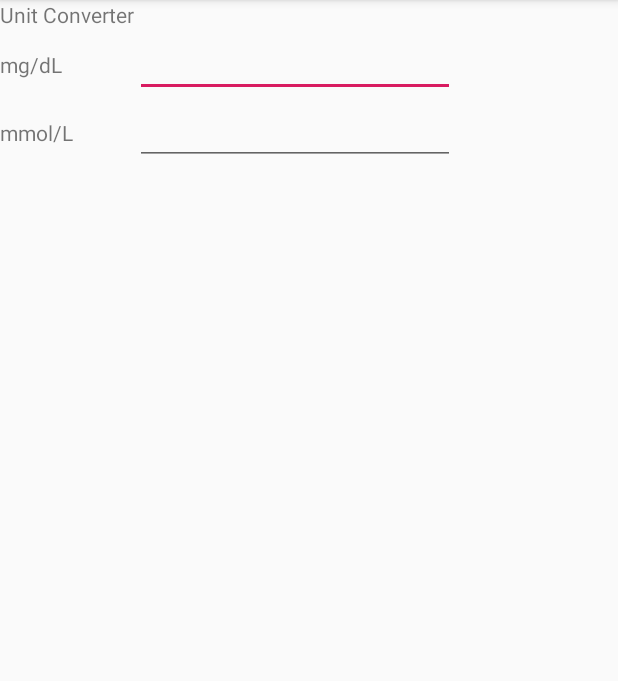
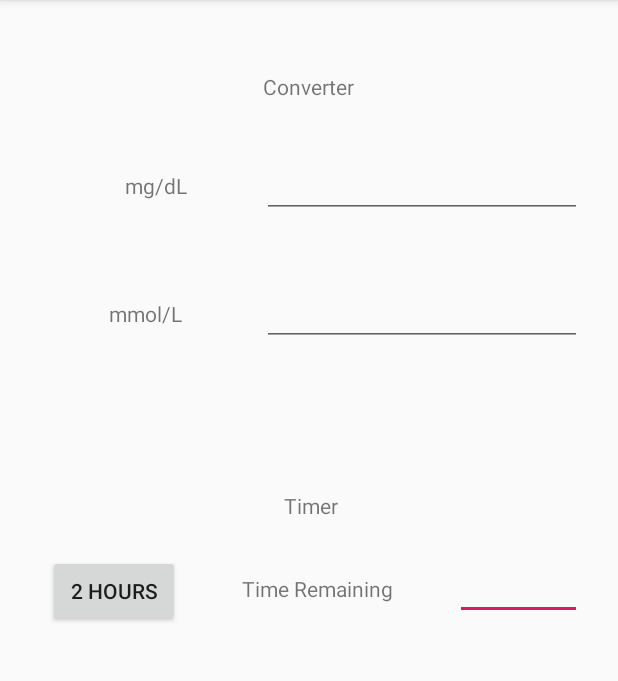
Before and after one commit to MotorMike/DiabetesCalculator, an Android app: the screen it shows after launch (MainActivity), on a phone screen of 412 x 824 dp, the part 84-765 px from its top. Run offline under Robolectric (Android 15) with nearby library versions, the phone set to English and light mode, and no system bars.

Commit message:
changing layout to constraint based, added sample function for setiing of timer

```diff
--- a/src/app/src/main/java/com/example/diabetescalculator/MainActivity.kt
+++ b/src/app/src/main/java/com/example/diabetescalculator/MainActivity.kt
@@ -5,6 +5,7 @@ import android.os.Bundle
 import android.text.Editable
 import android.text.TextWatcher
 import android.view.KeyEvent
+import android.view.View
 import android.widget.Button
 import android.widget.TextView
 import android.widget.Toast
@@ -19,6 +20,7 @@ class MainActivity : AppCompatActivity() {
 
     lateinit var mgInput: EditText
     lateinit var mmlInput: EditText
+    lateinit var startTimerBtn: Button
 
     override fun onCreate(savedInstanceState: Bundle?) {
         super.onCreate(savedInstanceState)
@@ -26,6 +28,7 @@ class MainActivity : AppCompatActivity() {
 
         mgInput = findViewById<EditText>(R.id.mgInput)
         mmlInput = findViewById<EditText>(R.id.mmlInput)
+        startTimerBtn = findViewById(R.id.timerStartBtn)
 
         mgInput.setOnClickListener {
             convert("fromMg")
@@ -33,16 +36,24 @@ class MainActivity : AppCompatActivity() {
         mmlInput.setOnClickListener {
             convert("fromMml")
         }
+        startTimerBtn.setOnClickListener {
+            startTimer();
+        }
 
     }
 
     private fun convert(direction: String) {
         if (direction == "fromMg") {
             val value = mgInput.text.toString().toFloat() / 18
-            mmlInput.setText( value.toString())
+            mmlInput.setText(value.toString())
         } else {
             val value = mmlInput.text.toString().toFloat() * 18
-            mgInput.setText( value.toString())
+            mgInput.setText(value.toString())
         }
     }
+
+    private fun startTimer() {
+        var timeView = findViewById<EditText>(R.id.timeRemainingView)
+        timeView.setText("15");
+    }
 }
--- a/src/app/src/main/res/layout/activity_main.xml
+++ b/src/app/src/main/res/layout/activity_main.xml
@@ -1,70 +1,115 @@
 <?xml version="1.0" encoding="utf-8"?>
-<androidx.constraintlayout.widget.ConstraintLayout
-        xmlns:android="http://schemas.android.com/apk/res/android"
+<androidx.constraintlayout.widget.ConstraintLayout xmlns:android="http://schemas.android.com/apk/res/android"
+        xmlns:app="http://schemas.android.com/apk/res-auto"
         xmlns:tools="http://schemas.android.com/tools"
-        xmlns:app="http://schemas.android.com/apk/res-auto"
         android:layout_width="match_parent"
         android:layout_height="match_parent"
         tools:context=".MainActivity">
 
-    <TableLayout
-            android:layout_width="match_parent"
-            android:layout_height="match_parent">
-
-        <TableRow
-                android:layout_width="match_parent"
-                android:layout_height="match_parent" >
+    <EditText
+            android:id="@+id/timeRemainingView"
+            android:layout_width="0dp"
+            android:layout_height="43dp"
+            android:layout_marginTop="23dp"
+            android:layout_marginEnd="24dp"
+            android:clickable="true"
+            android:ems="10"
+            android:inputType="none"
+            app:layout_constraintEnd_toEndOf="parent"
+            app:layout_constraintStart_toEndOf="@+id/timerStartBtn"
+            app:layout_constraintTop_toBottomOf="@+id/timerBanner" />
 
     <TextView
-                    android:id="@+id/textView3"
+            android:id="@+id/timerBanner"
             android:layout_width="wrap_content"
             android:layout_height="wrap_content"
-                    android:text="Unit Converter" />
-        </TableRow>
+            android:layout_marginStart="28dp"
+            android:layout_marginTop="260dp"
+            android:text="Timer"
+            app:layout_constraintStart_toStartOf="@+id/timeLabel"
+            app:layout_constraintTop_toBottomOf="@+id/converterBanner" />
 
-        <TableRow
-                android:layout_width="match_parent"
-                android:layout_height="match_parent" >
+    <TextView
+            android:id="@+id/mmolLabel"
+            android:layout_width="wrap_content"
+            android:layout_height="wrap_content"
+            android:layout_marginEnd="50dp"
+            android:text="mmol/L "
+            app:layout_constraintBaseline_toBaselineOf="@+id/mmlInput"
+            app:layout_constraintEnd_toStartOf="@+id/mmlInput" />
+
+    <EditText
+            android:id="@+id/mmlInput"
+            android:layout_width="wrap_content"
+            android:layout_height="wrap_content"
+            android:layout_marginTop="40dp"
+            android:layout_marginEnd="24dp"
+            android:ems="10"
+            android:inputType="none|number|numberDecimal"
+            app:layout_constraintEnd_toEndOf="parent"
+            app:layout_constraintTop_toBottomOf="@+id/mgInput" />
+
+    <TextView
+            android:id="@+id/timeLabel"
+            android:layout_width="wrap_content"
+            android:layout_height="wrap_content"
+            android:layout_marginTop="36dp"
+            android:text="Time Remaining"
+            app:layout_constraintEnd_toStartOf="@+id/timeRemainingView"
+            app:layout_constraintStart_toEndOf="@+id/timerStartBtn"
+            app:layout_constraintTop_toBottomOf="@+id/timerBanner" />
 
     <TextView
             android:id="@+id/mgLabel"
             android:layout_width="wrap_content"
             android:layout_height="wrap_content"
-                    android:text="mg/dL" />
+            android:layout_marginTop="65dp"
+            android:layout_marginEnd="50dp"
+            android:layout_marginBottom="65dp"
+            android:text="mg/dL"
+            app:layout_constraintBottom_toTopOf="@+id/mmolLabel"
+            app:layout_constraintEnd_toStartOf="@+id/mgInput"
+            app:layout_constraintTop_toTopOf="@+id/converterBanner" />
+
+    <TextView
+            android:id="@+id/converterBanner"
+            android:layout_width="wrap_content"
+            android:layout_height="wrap_content"
+            android:layout_marginTop="48dp"
+            android:text="Converter"
+            app:layout_constraintEnd_toEndOf="parent"
+            app:layout_constraintStart_toStartOf="parent"
+            app:layout_constraintTop_toTopOf="parent" />
 
     <EditText
             android:id="@+id/mgInput"
             android:layout_width="wrap_content"
             android:layout_height="wrap_content"
+            android:layout_marginTop="100dp"
+            android:layout_marginEnd="24dp"
             android:ems="10"
             android:inputType="number|numberDecimal"
-                    android:phoneNumber="false" />
+            app:layout_constraintEnd_toEndOf="parent"
+            app:layout_constraintTop_toTopOf="parent" />
 
-        </TableRow>
-
-        <TableRow
-                android:layout_width="match_parent"
-                android:layout_height="match_parent" >
-
-            <TextView
-                    android:id="@+id/mmolLable"
+    <Button
+            android:id="@+id/timerStartBtn"
             android:layout_width="wrap_content"
             android:layout_height="wrap_content"
-                    android:text="mmol/L " />
+            android:layout_marginStart="32dp"
+            android:layout_marginTop="23dp"
+            android:layout_marginEnd="183dp"
+            android:text="2 Hours"
+            app:layout_constraintEnd_toStartOf="@+id/timeRemainingView"
+            app:layout_constraintStart_toStartOf="parent"
+            app:layout_constraintTop_toBottomOf="@+id/timerBanner" />
 
-            <EditText
-                    android:id="@+id/mmlInput"
+    <androidx.constraintlayout.widget.Guideline
+            android:id="@+id/guideline"
             android:layout_width="wrap_content"
             android:layout_height="wrap_content"
-                    android:ems="10"
-                    android:inputType="none|number|numberDecimal" />
-
-        </TableRow>
-
-        <TableRow
-                android:layout_width="match_parent"
-                android:layout_height="match_parent" />
-    </TableLayout>
+            android:orientation="vertical"
+            app:layout_constraintGuide_begin="20dp" />
 
 
 </androidx.constraintlayout.widget.ConstraintLayout>
```
Lines whose indentation alone changed are shown as unchanged.
